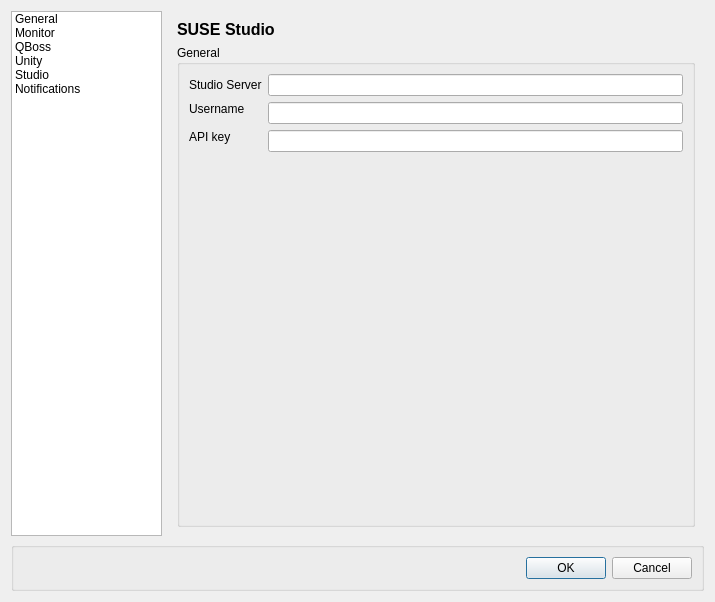
The window that ui/configdialog.ui (bochi/kueue) describes before a commit, drawn with Qt 5.
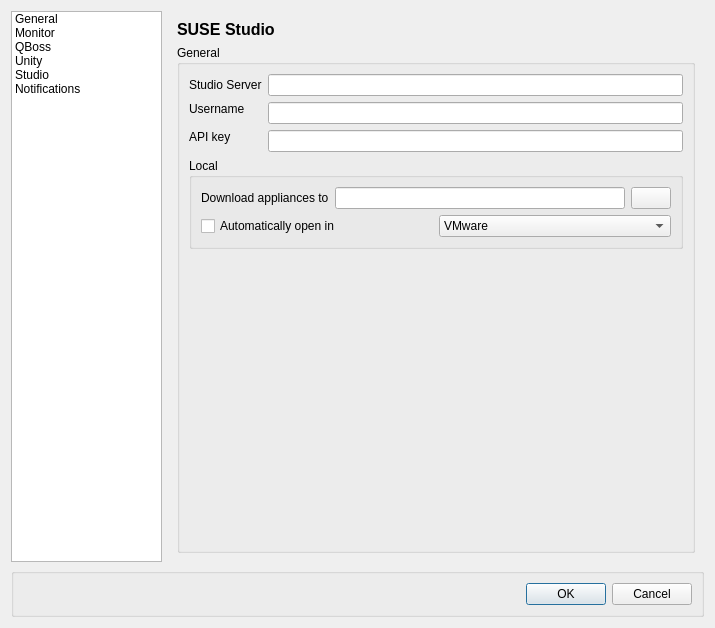
The same window after the commit. The open tabs and pages were chosen to show the change. Icons and pictures are not drawn.

Patch:
```diff
--- a/ui/configdialog.ui
+++ b/ui/configdialog.ui
@@ -7,7 +7,7 @@
     <x>0</x>
     <y>0</y>
     <width>715</width>
-    <height>537</height>
+    <height>562</height>
    </rect>
   </property>
   <property name="windowTitle">
@@ -992,6 +992,13 @@
             </property>
            </widget>
           </item>
+          <item row="7" column="0">
+           <widget class="QCheckBox" name="cfg_autoNSA">
+            <property name="text">
+             <string>Create NSA report (nsa.html in the supportconfig directory)</string>
+            </property>
+           </widget>
+          </item>
          </layout>
         </widget>
        </item>
@@ -1031,7 +1038,7 @@
          <property name="title">
           <string>General</string>
          </property>
-         <layout class="QGridLayout" name="gridLayout_32">
+         <layout class="QGridLayout" name="gridLayout_35">
           <item row="0" column="0">
            <layout class="QGridLayout" name="gridLayout_31">
             <item row="0" column="0">
@@ -1067,6 +1074,70 @@
            </layout>
           </item>
           <item row="1" column="0">
+           <widget class="QGroupBox" name="groupBox_7">
+            <property name="title">
+             <string>Local</string>
+            </property>
+            <layout class="QGridLayout" name="gridLayout_32">
+             <item row="0" column="0">
+              <layout class="QHBoxLayout" name="horizontalLayout_8">
+               <item>
+                <widget class="QLabel" name="label_14">
+                 <property name="text">
+                  <string>Download appliances to</string>
+                 </property>
+                </widget>
+               </item>
+               <item>
+                <widget class="QLineEdit" name="cfg_applianceDownloadDir"/>
+               </item>
+               <item>
+                <widget class="QPushButton" name="applianceDownloadDirectoryButton">
+                 <property name="text">
+                  <string/>
+                 </property>
+                 <property name="icon">
+                  <iconset resource="../kueue.qrc">
+                   <normaloff>:/icons/menus/folder.png</normaloff>:/icons/menus/folder.png</iconset>
+                 </property>
+                </widget>
+               </item>
+              </layout>
+             </item>
+             <item row="1" column="0">
+              <layout class="QHBoxLayout" name="horizontalLayout_9">
+               <item>
+                <widget class="QCheckBox" name="cfg_autoOpenAppliances">
+                 <property name="text">
+                  <string>Automatically open in </string>
+                 </property>
+                </widget>
+               </item>
+               <item>
+                <widget class="QComboBox" name="cfg_autoOpenAppliancesIn">
+                 <item>
+                  <property name="text">
+                   <string>VMware</string>
+                  </property>
+                 </item>
+                 <item>
+                  <property name="text">
+                   <string>VirtualBox</string>
+                  </property>
+                 </item>
+                 <item>
+                  <property name="text">
+                   <string>KVM</string>
+                  </property>
+                 </item>
+                </widget>
+               </item>
+              </layout>
+             </item>
+            </layout>
+           </widget>
+          </item>
+          <item row="2" column="0">
            <spacer name="verticalSpacer_5">
             <property name="orientation">
              <enum>Qt::Vertical</enum>
```
